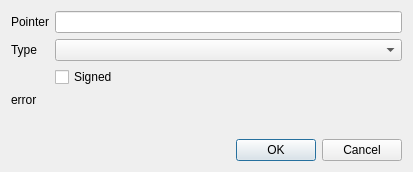
The window that pts-qt/editaddress.ui (udoprog/ptscan) describes before a commit, drawn with Qt 5.
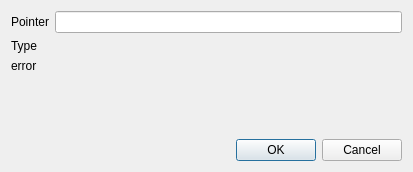
The same window after the commit.

Commit message: Support editing types

The edit to the form file:
```diff
--- a/pts-qt/editaddress.ui
+++ b/pts-qt/editaddress.ui
@@ -34,14 +34,7 @@
       </widget>
      </item>
      <item row="1" column="1">
-      <widget class="QComboBox" name="type"/>
-     </item>
-     <item row="2" column="1">
-      <widget class="QCheckBox" name="signedCheck">
-       <property name="text">
-        <string>Signed</string>
-       </property>
-      </widget>
+      <layout class="QHBoxLayout" name="typeLayout"/>
      </item>
     </layout>
    </item>
```
The commit also changes 27 other files.
